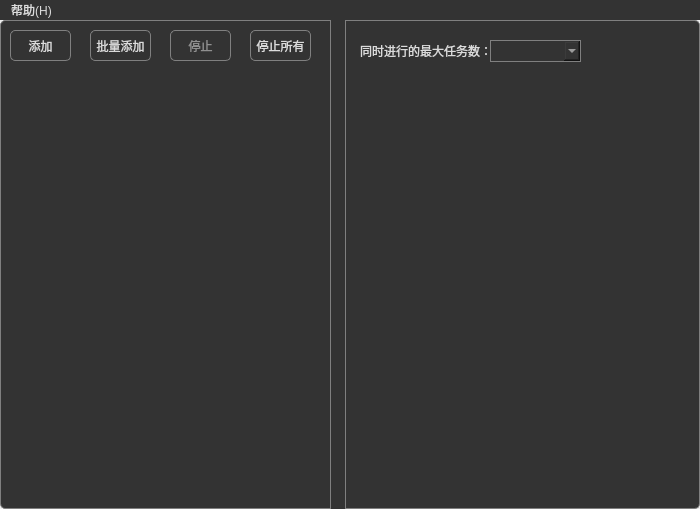
Before: the Qt Designer form samples/networktool/networktool.ui in VilasWang/QtMultiThreadNetwork-master, drawn with Qt 5.
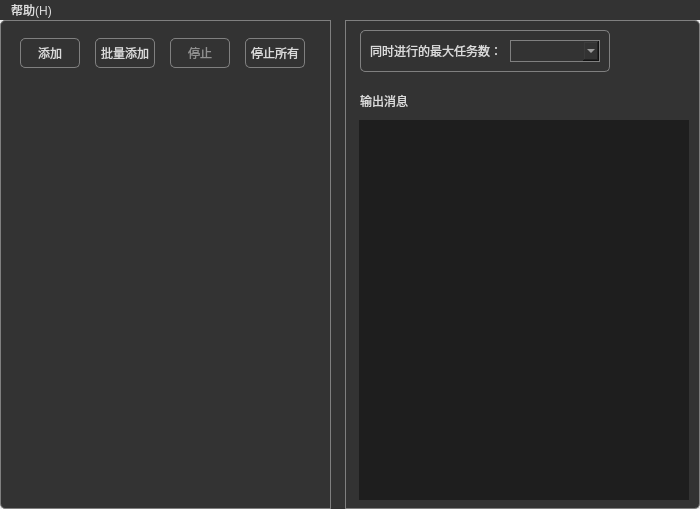
After: the same form once the commit is applied. Icons and pictures are not drawn.

Commit message: 界面美化 输出信息规范化

```diff
--- a/samples/networktool/networktool.ui
+++ b/samples/networktool/networktool.ui
@@ -44,6 +44,7 @@
 border-radius:0%;
 }
 QTextEdit{
+background-color:#1e1e1e;
 border:0px;
 }</string>
    </property>
@@ -69,10 +70,10 @@
     </property>
     <property name="geometry">
      <rect>
-      <x>170</x>
-      <y>10</y>
-      <width>61</width>
-      <height>31</height>
+      <x>330</x>
+      <y>-10</y>
+      <width>16</width>
+      <height>511</height>
      </rect>
     </property>
     <property name="font">
@@ -84,41 +85,87 @@
      <string>停止</string>
     </property>
    </widget>
-   <widget class="QLabel" name="label_9">
+   <widget class="QLabel" name="label">
     <property name="geometry">
      <rect>
       <x>360</x>
-      <y>20</y>
-      <width>131</width>
+      <y>70</y>
+      <width>101</width>
       <height>21</height>
      </rect>
     </property>
     <property name="text">
+     <string>输出消息</string>
+    </property>
+   </widget>
+   <widget class="QWidget" name="layoutWidget">
+    <property name="geometry">
+     <rect>
+      <x>360</x>
+      <y>10</y>
+      <width>250</width>
+      <height>42</height>
+     </rect>
+    </property>
+    <layout class="QHBoxLayout" name="horizontalLayout_2">
+     <property name="spacing">
+      <number>10</number>
+     </property>
+     <property name="leftMargin">
+      <number>10</number>
+     </property>
+     <property name="topMargin">
+      <number>10</number>
+     </property>
+     <property name="rightMargin">
+      <number>10</number>
+     </property>
+     <property name="bottomMargin">
+      <number>10</number>
+     </property>
+     <item>
+      <widget class="QLabel" name="label_9">
+       <property name="minimumSize">
+        <size>
+         <width>130</width>
+         <height>22</height>
+        </size>
+       </property>
+       <property name="text">
      <string>同时进行的最大任务数：</string>
     </property>
    </widget>
+     </item>
+     <item>
    <widget class="QComboBox" name="cmb_concurrentTask">
-    <property name="geometry">
-     <rect>
-      <x>490</x>
-      <y>20</y>
-      <width>91</width>
+       <property name="minimumSize">
+        <size>
+         <width>90</width>
       <height>22</height>
-     </rect>
+        </size>
     </property>
     <property name="currentText">
      <string/>
     </property>
    </widget>
+     </item>
+    </layout>
+   </widget>
    <widget class="QPushButton" name="btn_add">
     <property name="geometry">
      <rect>
-      <x>10</x>
-      <y>10</y>
-      <width>61</width>
-      <height>31</height>
+      <x>20</x>
+      <y>18</y>
+      <width>60</width>
+      <height>30</height>
      </rect>
     </property>
+    <property name="minimumSize">
+     <size>
+      <width>60</width>
+      <height>30</height>
+     </size>
+    </property>
     <property name="font">
      <font>
       <family>微软雅黑</family>
@@ -134,12 +181,18 @@
     </property>
     <property name="geometry">
      <rect>
-      <x>90</x>
-      <y>10</y>
-      <width>61</width>
-      <height>31</height>
+      <x>95</x>
+      <y>18</y>
+      <width>60</width>
+      <height>30</height>
      </rect>
     </property>
+    <property name="minimumSize">
+     <size>
+      <width>60</width>
+      <height>30</height>
+     </size>
+    </property>
     <property name="font">
      <font>
       <family>微软雅黑</family>
@@ -149,18 +202,51 @@
      <string>批量添加</string>
     </property>
    </widget>
+   <widget class="QPushButton" name="btn_abort">
+    <property name="enabled">
+     <bool>false</bool>
+    </property>
+    <property name="geometry">
+     <rect>
+      <x>170</x>
+      <y>18</y>
+      <width>60</width>
+      <height>30</height>
+     </rect>
+    </property>
+    <property name="minimumSize">
+     <size>
+      <width>60</width>
+      <height>30</height>
+     </size>
+    </property>
+    <property name="font">
+     <font>
+      <family>微软雅黑</family>
+     </font>
+    </property>
+    <property name="text">
+     <string>停止</string>
+    </property>
+   </widget>
    <widget class="QPushButton" name="btn_abortAll">
     <property name="enabled">
      <bool>true</bool>
     </property>
     <property name="geometry">
      <rect>
-      <x>250</x>
-      <y>10</y>
-      <width>61</width>
-      <height>31</height>
+      <x>245</x>
+      <y>18</y>
+      <width>60</width>
+      <height>30</height>
      </rect>
     </property>
+    <property name="minimumSize">
+     <size>
+      <width>60</width>
+      <height>30</height>
+     </size>
+    </property>
     <property name="font">
      <font>
       <family>微软雅黑</family>
```
Left out of the diff: 27 changed lines with no effect on the pictures. Lines whose indentation alone changed are shown as unchanged. The commit also changes 2 other files.
